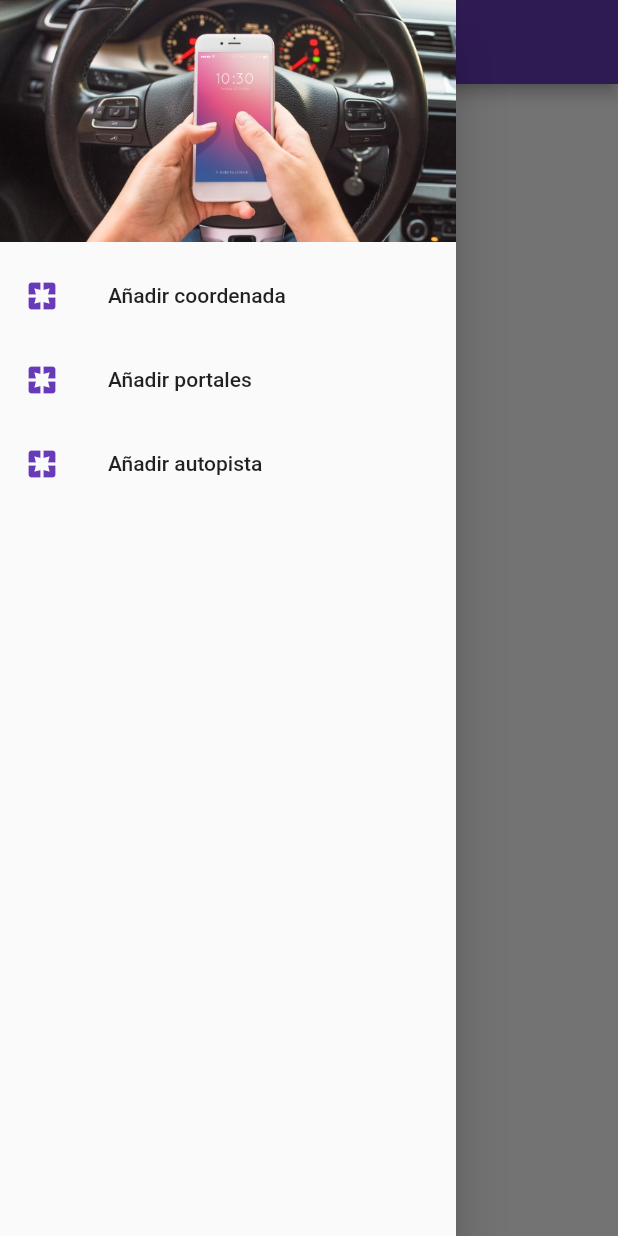
After one commit to martin281992/tesis, a Flutter app: the AgregarCoordenada screen opened directly, with the side drawer open, on a phone screen of 412 x 824 dp. The commit adds this screen. Run offline on Flutter 3.47's test engine with Material 2 defaults, Android fonts, the phone set to English and light mode, and no system bars; our stand-ins replace rxdart, shared_preferences, sqflite; accounts and stored records are empty; network calls fail; statements that could not run were skipped.

Commit message:
add admin screen
add scaffold to agregar_coordeada.dart to adm
TODO getCoord()

```diff
--- /dev/null
+++ b/lib/src/pages/agregar_coordenada.dart
@@ -0,0 +1,51 @@
+import 'package:flutter/material.dart';
+
+class AgregarCoordenada extends StatelessWidget {
+  @override
+  Widget build(BuildContext context) {
+    return Scaffold(
+      drawer: _newMenu(context),
+      appBar: AppBar(
+        title: Text('Admin'),
+      ),
+      body: Center(
+        child: Text('hola mundo'),
+      ),
+    );
+  }
+
+  Drawer _newMenu(BuildContext context) {
+    return Drawer(
+      child: ListView(
+        padding: EdgeInsets.zero,
+        children: <Widget>[
+          DrawerHeader(
+            child: Container(),
+            decoration: BoxDecoration(
+                image: DecorationImage(
+                    image: AssetImage('asset/fondo2.jpg'), fit: BoxFit.cover)),
+          ),
+          ListTile(
+            leading: Icon(Icons.pages, color: Colors.deepPurple),
+            title: Text('Añadir coordenada'),
+            onTap: () {},
+          ),
+          ListTile(
+            leading: Icon(Icons.pages, color: Colors.deepPurple),
+            title: Text('Añadir portales'),
+            onTap: () {
+              Navigator.pushNamed(context, 'autos');
+            },
+          ),
+          ListTile(
+            leading: Icon(Icons.pages, color: Colors.deepPurple),
+            title: Text('Añadir autopista'),
+            onTap: () {
+              Navigator.pushNamed(context, 'socios');
+            },
+          ),
+        ],
+      ),
+    );
+  }
+}
--- a/lib/src/pages/home_page.dart
+++ b/lib/src/pages/home_page.dart
@@ -1,3 +1,4 @@
+import 'package:apptagit/src/pages/agregar_coordenada.dart';
 import 'package:apptagit/src/pages/autos.dart';
 import 'package:apptagit/src/pages/home.dart';
 import 'package:apptagit/src/pages/socios.dart';
@@ -39,7 +40,6 @@ class _HomePageState extends State<HomePage> {
 
   Widget _buttonNavigationBarAlt() {
     return BottomNavigationBar(
-
       currentIndex: currentIndex,
       onTap: (index) {
         setState(() {
@@ -62,6 +62,4 @@ class _HomePageState extends State<HomePage> {
       ],
     );
   }
-
-
 }
--- a/lib/src/pages/login_page.dart
+++ b/lib/src/pages/login_page.dart
@@ -132,10 +132,12 @@ class LoginPage extends StatelessWidget {
   _login(LoginBloc bloc, BuildContext context) async {
     Map info = await userProvider.login(bloc.email, bloc.password);
 
-    if (info['ok']) {
-      Navigator.pushReplacementNamed(context, 'homealternative');
+    if (info['ok'] && bloc.email == 'martin.berkhoff2@gmail.com') {
+      Navigator.pushReplacementNamed(context, 'admin');
     } else {
       mostrarAlerta(context, info['message']);
+      Navigator.pushReplacementNamed(context, 'homealternative');
+
     }
   }
 
```
Also changed, not shown: lib/src/pages/home.dart (+7 -5 lines).
